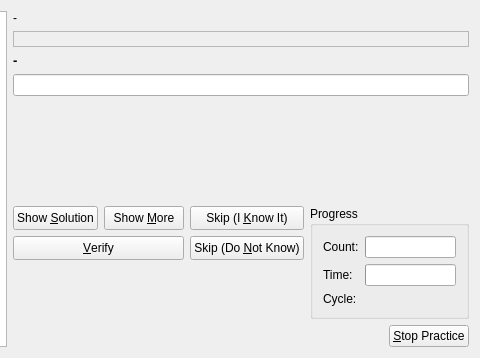
Before: the Qt Designer form src/practiceold/SimpleQueryDlgForm.ui in KDE/parley, drawn with Qt 5; both pictures show x 354 to 834 and y 0 to 358 of the 834 by 358 pixel window.
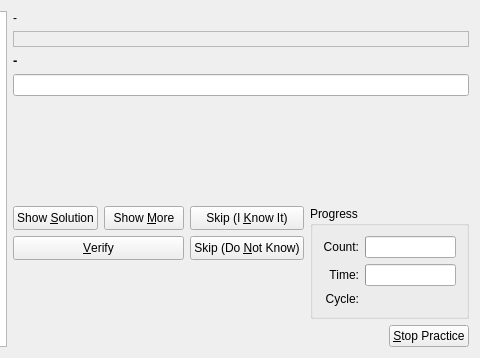
After: the same form once the commit is applied.

Commit message: make some dialog labels right aligned

Diff of the .ui file:
```diff
--- a/src/practiceold/SimpleQueryDlgForm.ui
+++ b/src/practiceold/SimpleQueryDlgForm.ui
@@ -171,6 +171,9 @@
             <property name="text" >
              <string>Count:</string>
             </property>
+            <property name="alignment" >
+             <set>Qt::AlignRight|Qt::AlignTrailing|Qt::AlignVCenter</set>
+            </property>
            </widget>
           </item>
           <item row="1" column="0" >
@@ -184,6 +187,9 @@
             <property name="text" >
              <string>Time:</string>
             </property>
+            <property name="alignment" >
+             <set>Qt::AlignRight|Qt::AlignTrailing|Qt::AlignVCenter</set>
+            </property>
            </widget>
           </item>
           <item row="2" column="0" >
@@ -194,6 +200,9 @@
             <property name="text" >
              <string>Cycle:</string>
             </property>
+            <property name="alignment" >
+             <set>Qt::AlignRight|Qt::AlignTrailing|Qt::AlignVCenter</set>
+            </property>
            </widget>
           </item>
           <item row="2" column="1" >
```
The commit also changes 15 other files.
